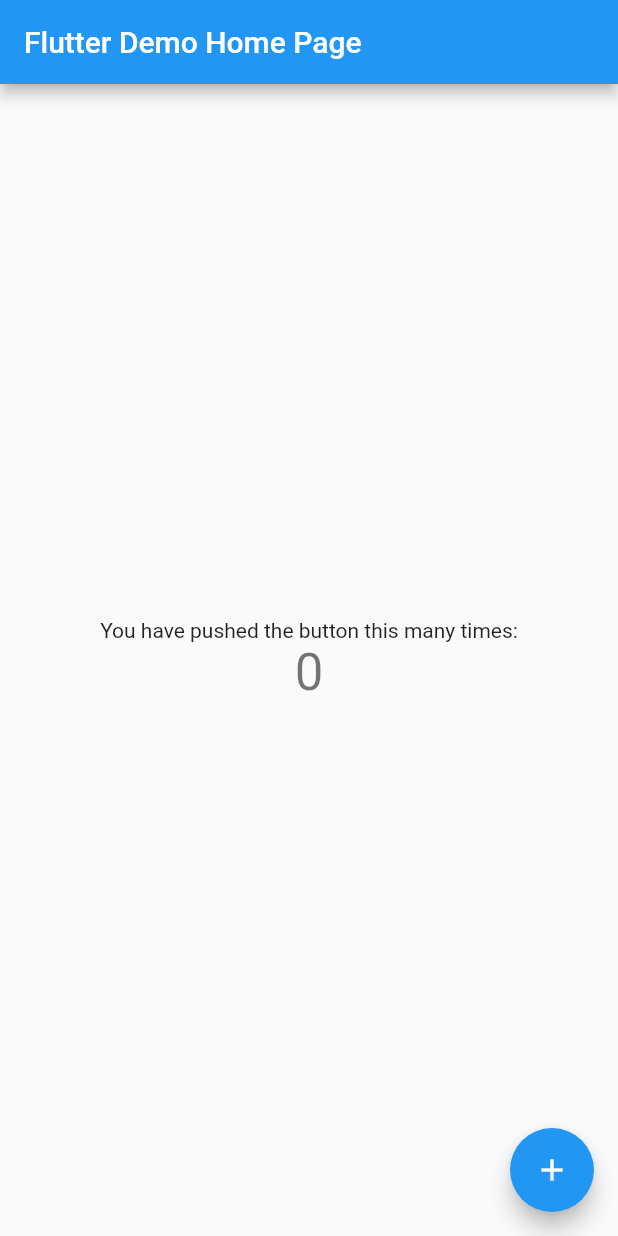
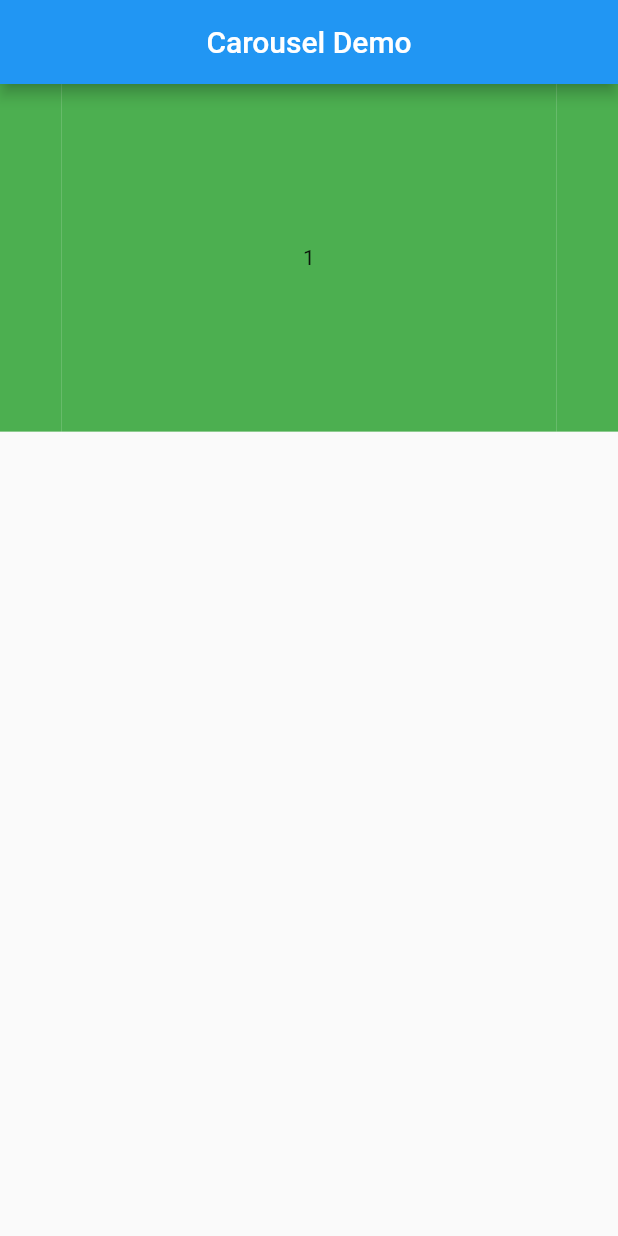
Before and after one commit to satyendrasingh8/carouselSlider, a Flutter app: the screen it shows after launch, on a phone screen of 412 x 824 dp. Run offline on Flutter 3.47's test engine with Material 2 defaults, Android fonts, the phone set to English and light mode, and no system bars; drawn by our look-alikes of carousel_slider.

Commit message:
basic demo

```diff
--- a/lib/main.dart
+++ b/lib/main.dart
@@ -1,3 +1,4 @@
+import 'package:carousel_slider/carousel_slider.dart';
 import 'package:flutter/material.dart';
 
 void main() {
@@ -5,113 +6,55 @@ void main() {
 }
 
 class MyApp extends StatelessWidget {
-  // This widget is the root of your application.
   @override
   Widget build(BuildContext context) {
     return MaterialApp(
-      title: 'Flutter Demo',
+      title: 'carousel Demo',
+
       theme: ThemeData(
-        // This is the theme of your application.
-        //
-        // Try running your application with "flutter run". You'll see the
-        // application has a blue toolbar. Then, without quitting the app, try
-        // changing the primarySwatch below to Colors.green and then invoke
-        // "hot reload" (press "r" in the console where you ran "flutter run",
-        // or simply save your changes to "hot reload" in a Flutter IDE).
-        // Notice that the counter didn't reset back to zero; the application
-        // is not restarted.
         primarySwatch: Colors.blue,
-        // This makes the visual density adapt to the platform that you run
-        // the app on. For desktop platforms, the controls will be smaller and
-        // closer together (more dense) than on mobile platforms.
-        visualDensity: VisualDensity.adaptivePlatformDensity,
       ),
-      home: MyHomePage(title: 'Flutter Demo Home Page'),
+      home: MyHomePage(),
     );
   }
 }
 
 class MyHomePage extends StatefulWidget {
-  MyHomePage({Key key, this.title}) : super(key: key);
-
-  // This widget is the home page of your application. It is stateful, meaning
-  // that it has a State object (defined below) that contains fields that affect
-  // how it looks.
-
-  // This class is the configuration for the state. It holds the values (in this
-  // case the title) provided by the parent (in this case the App widget) and
-  // used by the build method of the State. Fields in a Widget subclass are
-  // always marked "final".
-
-  final String title;
-
   @override
   _MyHomePageState createState() => _MyHomePageState();
 }
 
 class _MyHomePageState extends State<MyHomePage> {
-  int _counter = 0;
-
-  void _incrementCounter() {
-    setState(() {
-      // This call to setState tells the Flutter framework that something has
-      // changed in this State, which causes it to rerun the build method below
-      // so that the display can reflect the updated values. If we changed
-      // _counter without calling setState(), then the build method would not be
-      // called again, and so nothing would appear to happen.
-      _counter++;
-    });
-  }
-
+  final List<int> list = [1, 2, 3, 4, 5];
+  final List<String> imgList = [
+  'https://images.unsplash.com/photo-1520342868574-5fa3804e551c?ixlib=rb-0.3.5&ixid=eyJhcHBfaWQiOjEyMDd9&s=6ff92caffcdd63681a35134a6770ed3b&auto=format&fit=crop&w=1951&q=80',
+  'https://images.unsplash.com/photo-1522205408450-add114ad53fe?ixlib=rb-0.3.5&ixid=eyJhcHBfaWQiOjEyMDd9&s=368f45b0888aeb0b7b08e3a1084d3ede&auto=format&fit=crop&w=1950&q=80',
+  'https://images.unsplash.com/photo-1519125323398-675f0ddb6308?ixlib=rb-0.3.5&ixid=eyJhcHBfaWQiOjEyMDd9&s=94a1e718d89ca60a6337a6008341ca50&auto=format&fit=crop&w=1950&q=80',
+  'https://images.unsplash.com/photo-1523205771623-e0faa4d2813d?ixlib=rb-0.3.5&ixid=eyJhcHBfaWQiOjEyMDd9&s=89719a0d55dd05e2deae4120227e6efc&auto=format&fit=crop&w=1953&q=80',
+  'https://images.unsplash.com/photo-1508704019882-f9cf40e475b4?ixlib=rb-0.3.5&ixid=eyJhcHBfaWQiOjEyMDd9&s=8c6e5e3aba713b17aa1fe71ab4f0ae5b&auto=format&fit=crop&w=1352&q=80',
+  'https://images.unsplash.com/photo-1519985176271-adb1088fa94c?ixlib=rb-0.3.5&ixid=eyJhcHBfaWQiOjEyMDd9&s=a0c8d632e977f94e5d312d9893258f59&auto=format&fit=crop&w=1355&q=80'
+];
   @override
   Widget build(BuildContext context) {
-    // This method is rerun every time setState is called, for instance as done
-    // by the _incrementCounter method above.
-    //
-    // The Flutter framework has been optimized to make rerunning build methods
-    // fast, so that you can just rebuild anything that needs updating rather
-    // than having to individually change instances of widgets.
     return Scaffold(
-      appBar: AppBar(
-        // Here we take the value from the MyHomePage object that was created by
-        // the App.build method, and use it to set our appbar title.
-        title: Text(widget.title),
+          appBar: AppBar(
+            centerTitle: true,
+            title: Text('Carousel Demo'),
+          ),
+         body : Container(
+
+        child:CarouselSlider(
+          options: CarouselOptions(
+           disableCenter: true
+          ),
+          items: list.map((item) => Container(
+            child: Center(child: Text(item.toString()),),
+          color: Colors.green,
+          ),
+
+          ).toList(),
+        )
       ),
-      body: Center(
-        // Center is a layout widget. It takes a single child and positions it
-        // in the middle of the parent.
-        child: Column(
-          // Column is also a layout widget. It takes a list of children and
-          // arranges them vertically. By default, it sizes itself to fit its
-          // children horizontally, and tries to be as tall as its parent.
-          //
-          // Invoke "debug painting" (press "p" in the console, choose the
-          // "Toggle Debug Paint" action from the Flutter Inspector in Android
-          // Studio, or the "Toggle Debug Paint" command in Visual Studio Code)
-          // to see the wireframe for each widget.
-          //
-          // Column has various properties to control how it sizes itself and
-          // how it positions its children. Here we use mainAxisAlignment to
-          // center the children vertically; the main axis here is the vertical
-          // axis because Columns are vertical (the cross axis would be
-          // horizontal).
-          mainAxisAlignment: MainAxisAlignment.center,
-          children: <Widget>[
-            Text(
-              'You have pushed the button this many times:',
-            ),
-            Text(
-              '$_counter',
-              style: Theme.of(context).textTheme.headline4,
-            ),
-          ],
-        ),
-      ),
-      floatingActionButton: FloatingActionButton(
-        onPressed: _incrementCounter,
-        tooltip: 'Increment',
-        child: Icon(Icons.add),
-      ), // This trailing comma makes auto-formatting nicer for build methods.
     );
   }
 }
--- a/pubspec.yaml
+++ b/pubspec.yaml
@@ -24,7 +24,7 @@ dependencies:
   flutter:
     sdk: flutter
 
-
+  carousel_slider: ^2.3.1
   # The following adds the Cupertino Icons font to your application.
   # Use with the CupertinoIcons class for iOS style icons.
   cupertino_icons: ^1.0.0
```
Also changed, not shown: pubspec.lock, 1 other file.
